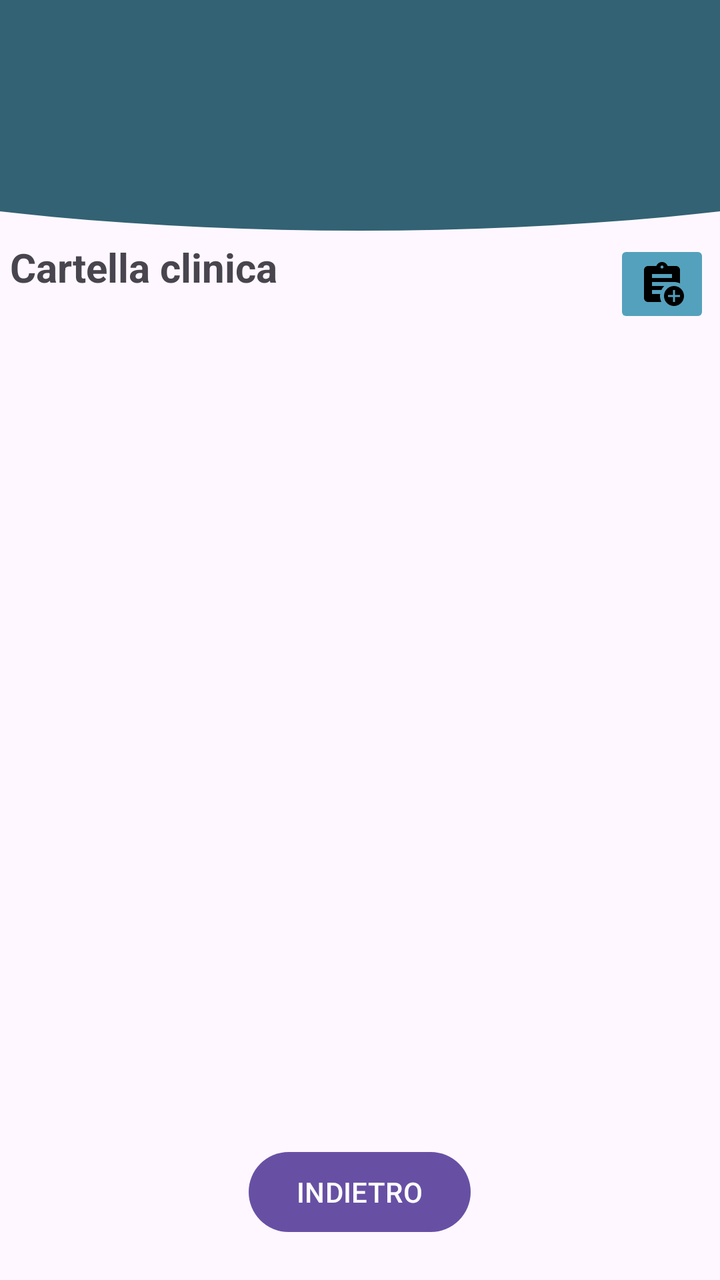
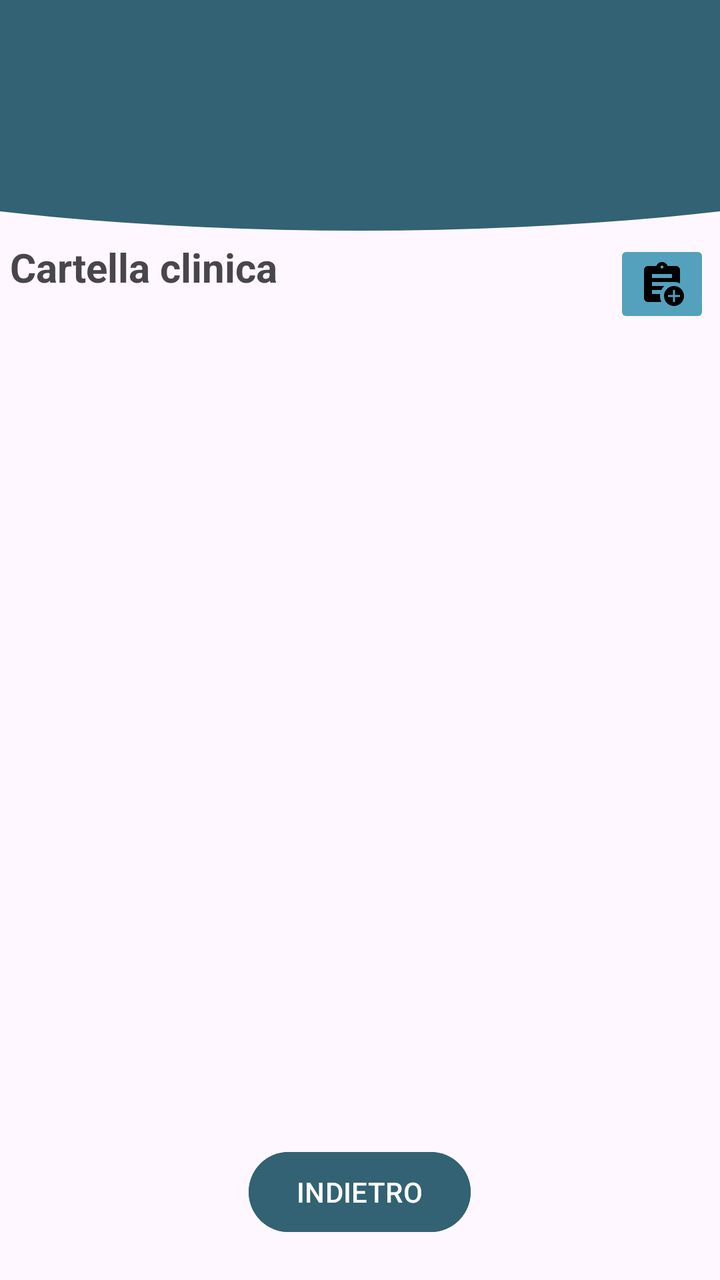

Two renders of the same Android screen: before a commit and after it. Below are the layout's source before the change and the commit's diff.
<!-- AndroidManifest.xml: application theme Theme.AppPet -->
<!-- res/layout/activity_cartella_clinica.xml -->
<?xml version="1.0" encoding="utf-8"?>
<RelativeLayout xmlns:android="http://schemas.android.com/apk/res/android"
    xmlns:app="http://schemas.android.com/apk/res-auto"
    xmlns:tools="http://schemas.android.com/tools"
    android:id="@+id/main"
    android:layout_width="match_parent"
    android:layout_height="match_parent">


    <FrameLayout
        android:id="@+id/header_home"
        android:layout_width="match_parent"
        android:layout_height="120dp"
        android:layout_gravity="top">

        <ImageView
            android:id="@+id/Pippo"
            android:layout_width="800dp"
            android:layout_height="180dp"
            android:layout_gravity="center"
            android:layout_marginTop="-35dp"
            android:src="@drawable/cricle_1" />

    </FrameLayout>

    
    
    <LinearLayout
        android:layout_width="350dp"
        android:layout_height="wrap_content"
        android:orientation="vertical"
        android:layout_below="@id/header_home"
        android:layout_centerHorizontal="true">

        <RelativeLayout
            android:layout_width="match_parent"
            android:layout_height="wrap_content">

        <TextView
            android:layout_width="350dp"
            android:layout_height="wrap_content"
            android:text="Cartella clinica"
            android:textSize="20sp"
            android:textStyle="bold"/>


        <ImageButton
            android:id="@+id/add_Data"
            android:layout_width="wrap_content"
            android:layout_height="wrap_content"
            android:src="@drawable/add_clinic_data"
            android:layout_alignParentRight="true"
            android:backgroundTint="@color/lightblue"
            />

        </RelativeLayout>


        <ListView
            android:id="@+id/listaCartellaClinica"
            android:layout_width="350dp"
            android:layout_height="wrap_content"/>

    </LinearLayout>

    <Button
        android:id="@+id/indietro"
        android:layout_width="wrap_content"
        android:layout_height="wrap_content"
        android:layout_centerHorizontal="true"
        android:layout_alignParentBottom="true"
        android:layout_margin="20dp"
        android:text="INDIETRO"/>



</RelativeLayout>
<!-- resources referenced by this layout -->
<resources>
  <color name="lightblue">#54A1BD</color>
  <!-- drawable add_clinic_data (drawable) -->
  <vector xmlns:android="http://schemas.android.com/apk/res/android" android:height="24dp" android:tint="#000000" android:viewportHeight="24" android:viewportWidth="24" android:width="24dp">
        
      <path android:fillColor="@android:color/white" android:pathData="M18,13c-2.76,0 -5,2.24 -5,5s2.24,5 5,5s5,-2.24 5,-5S20.76,13 18,13zM21,18.5h-2.5V21h-1v-2.5H15v-1h2.5V15h1v2.5H21V18.5z"/>
        
      <path android:fillColor="@android:color/white" android:pathData="M11.69,15c0.36,-0.75 0.84,-1.43 1.43,-2H7v-2c0,0 10.66,0 11,0c1.07,0 2.09,0.25 3,0.69V5c0,-1.1 -0.9,-2 -2,-2h-4.18C14.4,1.84 13.3,1 12,1S9.6,1.84 9.18,3H5C3.9,3 3,3.9 3,5v14c0,1.1 0.9,2 2,2h6.69C11.25,20.09 11,19.07 11,18c0,-0.34 0.03,-0.67 0.08,-1H7v-2H11.69zM12,2.75c0.41,0 0.75,0.34 0.75,0.75c0,0.41 -0.34,0.75 -0.75,0.75s-0.75,-0.34 -0.75,-0.75C11.25,3.09 11.59,2.75 12,2.75zM7,7h10v2H7V7z"/>
      
  </vector>
  <!-- drawable cricle_1 (drawable) -->
  <?xml version="1.0" encoding="utf-8"?>
  <shape xmlns:android="http://schemas.android.com/apk/res/android"
      android:shape="oval">
  
      <solid
          android:color="@color/Blu_base"/>
  
  </shape>
  <style name="Theme.AppPet" parent="Base.Theme.AppPet" />
  <color name="Blu_base">#326273</color>
  <style name="Base.Theme.AppPet" parent="Theme.Material3.DayNight.NoActionBar">
          
          
      </style>
</resources>

<!-- the commit's change to res/layout/activity_cartella_clinica.xml (unified diff, before → after) -->
@@ -70,6 +70,7 @@
         android:layout_centerHorizontal="true"
         android:layout_alignParentBottom="true"
         android:layout_margin="20dp"
+        android:backgroundTint="@color/Blu_base"
         android:text="INDIETRO"/>
 
 
